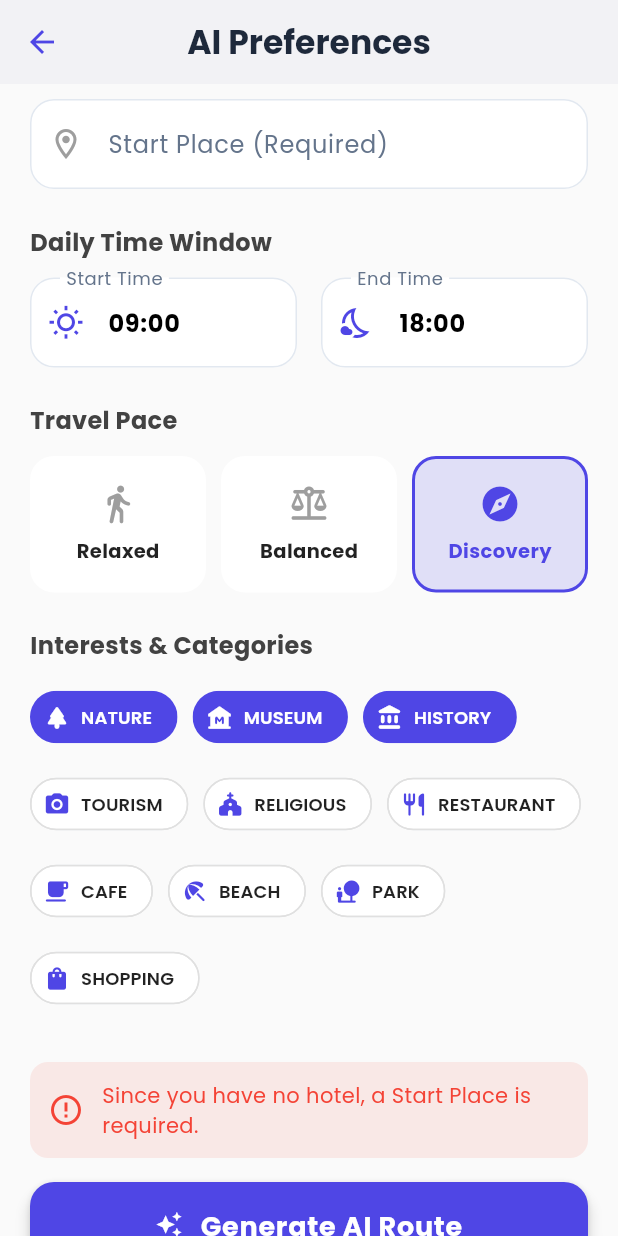
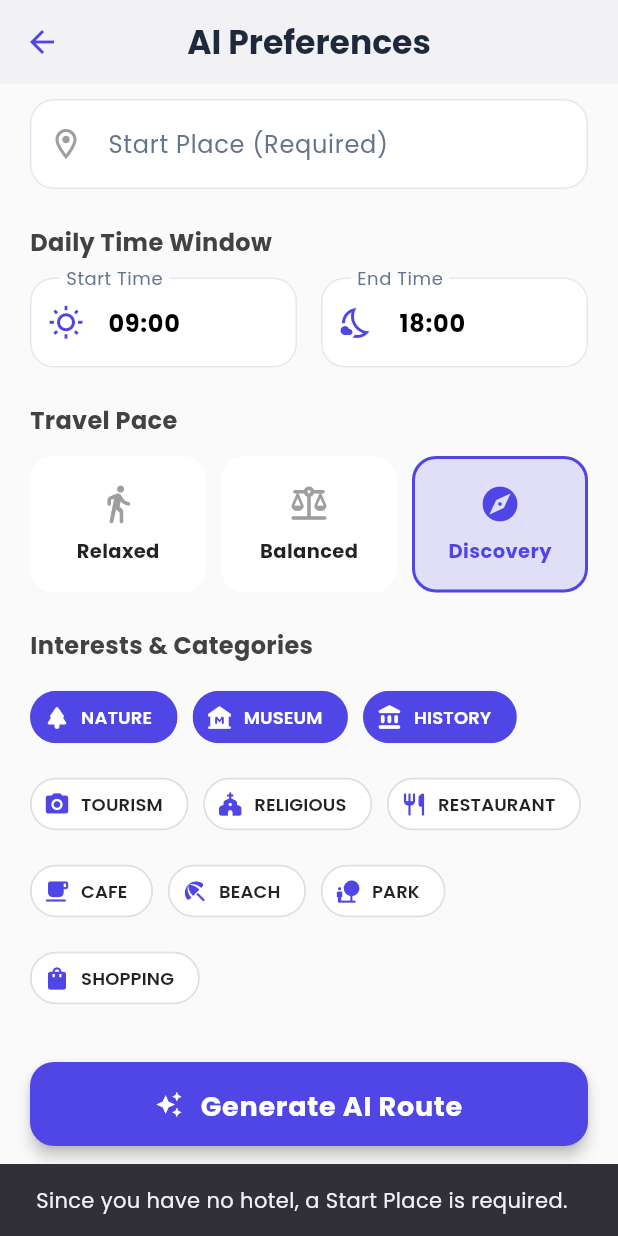
Before and after one commit to akfoz45/AI-Travel-Itinerary-Optimizer, a Flutter app: the GenerateFullRouteScreen screen opened directly with empty values, scrolled down 45 dp, after a tap on "Generate AI Route", on a phone screen of 412 x 824 dp. Run offline on Flutter 3.47's test engine with Material 3 defaults, Android fonts, the phone set to English and light mode, and no system bars; our stand-ins replace flutter_dotenv, flutter_map, flutter_secure_storage, google_fonts, latlong2, pdf and 4 more; accounts and stored records are empty.

```diff
--- a/mobile/travel_planner_app/lib/core/constants/api_constants.dart
+++ b/mobile/travel_planner_app/lib/core/constants/api_constants.dart
@@ -1,6 +1,6 @@
 class ApiConstants {
-    static const String baseUrl = 'http://127.0.0.1:8000';
-    // static const String baseUrl = 'http://172.17.96.1:8000';
+    // static const String baseUrl = 'http://127.0.0.1:8000';
+    static const String baseUrl = 'http://192.168.1.111:8000';
 
     static const String register = "/api/auth/register/";
     static const String login = "/api/auth/token/";
--- a/mobile/travel_planner_app/lib/features/routes/screens/generate_full_route_screen.dart
+++ b/mobile/travel_planner_app/lib/features/routes/screens/generate_full_route_screen.dart
@@ -1,8 +1,7 @@
 import 'package:flutter/material.dart';
-import 'route_result_screen.dart';
-import '../services/route_service.dart';
 import 'package:provider/provider.dart';
 import '../providers/route_provider.dart';
+import 'route_result_screen.dart';
 
 class GenerateFullRouteScreen extends StatefulWidget {
   final int tripId;
@@ -21,8 +20,6 @@ class GenerateFullRouteScreen extends StatefulWidget {
 }
 
 class _GenerateFullRouteScreenState extends State<GenerateFullRouteScreen> {
-  final RouteService _routeService = RouteService();
-
   final TextEditingController _startPlaceController = TextEditingController();
   final TextEditingController _startTimeController = TextEditingController(text: '09:00');
   final TextEditingController _endTimeController = TextEditingController(text: '18:00');
@@ -42,8 +39,6 @@ class _GenerateFullRouteScreenState extends State<GenerateFullRouteScreen> {
 
   late Set<String> _selectedCategories;
   String _selectedRouteMode = 'recommended';
-  bool _isLoading = false;
-  String? _errorMessage;
 
   @override
   void initState() {
@@ -61,17 +56,17 @@ class _GenerateFullRouteScreenState extends State<GenerateFullRouteScreen> {
     final startPlace = _startPlaceController.text.trim();
 
     if (!widget.hasHotel && startPlace.isEmpty) {
-      setState(() => _errorMessage = 'Since you have no hotel, a Start Place is required.');
+      ScaffoldMessenger.of(context).showSnackBar(const SnackBar(content: Text('Since you have no hotel, a Start Place is required.')));
       return;
     }
 
     if (categories.isEmpty) {
-      setState(() => _errorMessage = 'Please select at least one category.');
+      ScaffoldMessenger.of(context).showSnackBar(const SnackBar(content: Text('Please select at least one category.')));
       return;
     }
 
     if (startTime.isEmpty || endTime.isEmpty) {
-      setState(() => _errorMessage = 'Start time and end time are required.');
+      ScaffoldMessenger.of(context).showSnackBar(const SnackBar(content: Text('Start time and end time are required.')));
       return;
     }
 
@@ -107,7 +102,9 @@ class _GenerateFullRouteScreenState extends State<GenerateFullRouteScreen> {
       startPlace: startPlace,
     );
 
-    if (response != null && mounted) {
+    if (!mounted) return;
+
+    if (response != null) {
       Navigator.pushReplacement(
         context,
         MaterialPageRoute(
@@ -189,8 +186,11 @@ class _GenerateFullRouteScreenState extends State<GenerateFullRouteScreen> {
                 _buildCategorySelector(isDark),
 
                 const SizedBox(height: 32),
-                if (_errorMessage != null)
-                  Container(
+
+                Consumer<RouteProvider>(
+                  builder: (context, provider, child) {
+                    if (provider.errorMessage != null) {
+                      return Container(
                         padding: const EdgeInsets.all(12),
                         margin: const EdgeInsets.only(bottom: 16),
                         decoration: BoxDecoration(color: Colors.red.withValues(alpha: 0.1), borderRadius: BorderRadius.circular(12)),
@@ -198,23 +198,34 @@ class _GenerateFullRouteScreenState extends State<GenerateFullRouteScreen> {
                           children: [
                             const Icon(Icons.error_outline, color: Colors.red),
                             const SizedBox(width: 12),
-                        Expanded(child: Text(_errorMessage!, style: const TextStyle(color: Colors.red))),
+                            Expanded(child: Text(provider.errorMessage!, style: const TextStyle(color: Colors.red))),
                           ],
                         ),
+                      );
+                    }
+                    return const SizedBox.shrink();
+                  },
                 ),
 
-                // Generate Button
-                SizedBox(
+                Consumer<RouteProvider>(
+                  builder: (context, provider, child) {
+                    return SizedBox(
                       width: double.infinity,
                       height: 56,
                       child: ElevatedButton(
-                    onPressed: _isLoading ? null : _generateRoute,
+                        onPressed: provider.isLoading ? null : _generateRoute,
                         style: ElevatedButton.styleFrom(
                           backgroundColor: const Color(0xFF4F46E5),
                           shape: RoundedRectangleBorder(borderRadius: BorderRadius.circular(16)),
                           elevation: 4,
                         ),
-                    child: const Row(
+                        child: provider.isLoading
+                          ? const SizedBox(
+                              width: 24,
+                              height: 24,
+                              child: CircularProgressIndicator(color: Colors.white, strokeWidth: 2),
+                            )
+                          : const Row(
                               mainAxisAlignment: MainAxisAlignment.center,
                               children: [
                                 Icon(Icons.auto_awesome, color: Colors.white),
@@ -223,12 +234,22 @@ class _GenerateFullRouteScreenState extends State<GenerateFullRouteScreen> {
                               ],
                             ),
                       ),
+                    );
+                  },
                 ),
                 const SizedBox(height: 40),
               ],
             ),
           ),
-          if (_isLoading) _buildLoadingOverlay(isDark),
+
+          Consumer<RouteProvider>(
+            builder: (context, provider, child) {
+              if (provider.isLoading) {
+                return _buildLoadingOverlay(isDark);
+              }
+              return const SizedBox.shrink();
+            },
+          ),
         ],
       ),
     );
```
Also changed, not shown: mobile/travel_planner_app/lib/features/trips/screens/create_trip_screen.dart (+3 -5 lines), mobile/travel_planner_app/lib/features/trips/services/trip_cache_service.dart (added, +24 -0 lines), mobile/travel_planner_app/lib/features/trips/services/trip_service.dart (+15 -0 lines), 7 other files. Lines whose indentation alone changed are shown as unchanged.
